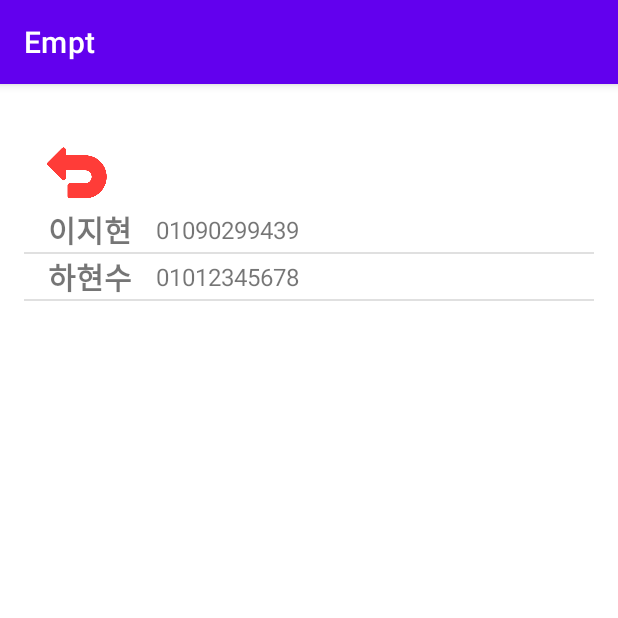
After one commit to Jihyun03/madcamp_android, an Android app: the SubActivity1 screen opened directly, with no data from a screen before it, on a phone screen of 412 x 824 dp, the top half of it. The commit adds this screen. Run offline under Robolectric (Android 15) with nearby library versions, the phone set to English and light mode, and no system bars.

Commit message:
0630_button1_except_csv_reading

```diff
--- a/app/build.gradle
+++ b/app/build.gradle
@@ -1,6 +1,7 @@
 plugins {
     id 'com.android.application'
     id 'org.jetbrains.kotlin.android'
+    id 'kotlin-android-extensions'
 }
 
 android {
--- a/app/src/main/AndroidManifest.xml
+++ b/app/src/main/AndroidManifest.xml
@@ -23,6 +23,7 @@
                 <category android:name="android.intent.category.LAUNCHER" />
             </intent-filter>
         </activity>
+        <activity android:name=".SubActivity1"/>
     </application>
 
 </manifest>
--- a/app/src/main/java/com/example/empt/MainActivity.kt
+++ b/app/src/main/java/com/example/empt/MainActivity.kt
@@ -1,11 +1,20 @@
 package com.example.empt
 
+import android.content.Intent
 import androidx.appcompat.app.AppCompatActivity
 import android.os.Bundle
+import kotlinx.android.synthetic.main.activity_main.*
+
 
 class MainActivity : AppCompatActivity() {
     override fun onCreate(savedInstanceState: Bundle?) {
         super.onCreate(savedInstanceState)
         setContentView(R.layout.activity_main)
+        btn_phonenum_book.setOnClickListener({
+            val intent = Intent(this,SubActivity1::class.java)
+            startActivity(intent)
+        })
     }
+
+
 }
--- /dev/null
+++ b/app/src/main/java/com/example/empt/PNListAdapter.kt
@@ -0,0 +1,39 @@
+package com.example.empt
+
+import android.content.Context
+import android.view.LayoutInflater
+import android.view.View
+import android.view.ViewGroup
+import android.widget.BaseAdapter
+import android.widget.ImageView
+import android.widget.TextView
+
+class PNListAdapter(val context: Context, val pnList: ArrayList<PhoneNum>) : BaseAdapter() {
+    override fun getView(position: Int, convertView: View?, parent: ViewGroup?): View {
+        /* LayoutInflater는 item을 Adapter에서 사용할 View로 부풀려주는(inflate) 역할을 한다. */
+        val view: View = LayoutInflater.from(context).inflate(R.layout.listview_item, null)
+
+        /* 위에서 생성된 view를 res-layout-main_lv_item.xml 파일의 각 View와 연결하는 과정이다. */
+        val name = view.findViewById<TextView>(R.id.name)
+        val phoneNum = view.findViewById<TextView>(R.id.phoneNum)
+
+        /* ArrayList<Dog>의 변수 dog의 이미지와 데이터를 ImageView와 TextView에 담는다. */
+        val phonenum = pnList[position]
+        name.text = phonenum.name
+        phoneNum.text = phonenum.phonenum
+        return view
+    }
+
+    override fun getItem(position: Int): Any {
+        return pnList[position]
+    }
+
+    override fun getItemId(position: Int): Long {
+        return 0
+    }
+
+    override fun getCount(): Int {
+        return pnList.size
+    }
+
+}
--- /dev/null
+++ b/app/src/main/java/com/example/empt/PhoneNum.kt
@@ -0,0 +1,3 @@
+package com.example.empt
+
+class PhoneNum (val name : String, val phonenum : String)
--- /dev/null
+++ b/app/src/main/java/com/example/empt/SubActivity1.kt
@@ -0,0 +1,27 @@
+package com.example.empt
+
+import androidx.appcompat.app.AppCompatActivity
+import android.os.Bundle
+import kotlinx.android.synthetic.main.activity_button1.*
+import java.io.BufferedReader
+
+
+class SubActivity1 : AppCompatActivity() {
+    override fun onCreate(savedInstanceState: Bundle?) {
+        var phonenumlist = arrayListOf<PhoneNum>(
+            PhoneNum("이지현","01090299439"),
+            PhoneNum("하현수","01012345678")
+        )
+        //try{
+            //BufferedReader br = new BufferedReader(new FileReader("phone_num_list.csv"))
+
+        //}
+        super.onCreate(savedInstanceState)
+        setContentView(R.layout.activity_button1)
+        val PNAdapter = PNListAdapter(this,phonenumlist)
+        phonenum_list.adapter = PNAdapter
+        backbutton1.setOnClickListener {
+            finish()
+        }
+    }
+}
--- /dev/null
+++ b/app/src/main/java/com/example/empt/phone_num_list.csv
@@ -0,0 +1,4 @@
+이지현,010-9029-9439
+하현수,010-1234-5678
+이용진,010-1111-2222
+미노이,010-5656-7878
--- /dev/null
+++ b/app/src/main/res/layout/activity_button1.xml
@@ -0,0 +1,58 @@
+<?xml version="1.0" encoding="utf-8"?>
+<LinearLayout xmlns:android="http://schemas.android.com/apk/res/android"
+    xmlns:app="http://schemas.android.com/apk/res-auto"
+    xmlns:tools="http://schemas.android.com/tools"
+    android:paddingLeft ="16dp"
+    android:paddingRight="16dp"
+    android:layout_width="match_parent"
+    android:layout_height="match_parent"
+    android:orientation="vertical"
+    tools:context=".SubActivity1">
+
+    <!--    <TextView-->
+    <!--        android:layout_width="wrap_content"-->
+    <!--        android:layout_height="wrap_content"-->
+    <!--        android:text="Hello World!"-->
+    <!--        app:layout_constraintBottom_toBottomOf="parent"-->
+    <!--        app:layout_constraintEnd_toEndOf="parent"-->
+    <!--        app:layout_constraintStart_toStartOf="parent"-->
+    <!--        app:layout_constraintTop_toTopOf="parent" />-->
+
+    <!--    <Button-->
+    <!--        android:id="@+id/btn_close"-->
+    <!--        android:layout_width="100dp"-->
+    <!--        android:layout_height="50dp"-->
+    <!--        android:layout_marginTop="260dp"-->
+    <!--        android:layout_marginBottom="10dp"-->
+    <!--        android:backgroundTint="#009688"-->
+    <!--        android:text="뒤로가기"-->
+    <!--        app:layout_constraintBottom_toTopOf="parent"-->
+    <!--        app:layout_constraintEnd_toEndOf="parent"-->
+    <!--        app:layout_constraintHorizontal_bias="0.5"-->
+    <!--        app:layout_constraintStart_toStartOf="parent"-->
+    <!--        app:layout_constraintTop_toTopOf="parent" />-->
+
+
+    <ImageButton
+        android:id="@+id/backbutton1"
+        android:layout_width="62dp"
+        android:layout_height="46dp"
+        android:layout_marginStart="4dp"
+        android:layout_marginTop="36dp"
+        android:adjustViewBounds="true"
+        android:backgroundTint="@color/white"
+        android:padding="0dp"
+        android:scaleType="fitCenter"
+        android:src="@drawable/back_arrow"
+        app:layout_constraintStart_toStartOf="parent" />
+
+    <ListView
+        android:id="@+id/phonenum_list"
+        android:layout_width="407dp"
+        android:layout_height="598dp"
+        android:layout_marginBottom="50dp"
+        android:backgroundTint="#9F5FD6"
+        app:layout_constraintBottom_toBottomOf="parent"
+        app:layout_constraintStart_toStartOf="parent" />
+
+</LinearLayout>
--- a/app/src/main/res/layout/activity_main.xml
+++ b/app/src/main/res/layout/activity_main.xml
@@ -52,17 +52,9 @@
         android:text="메모장"
         app:layout_constraintBottom_toBottomOf="parent"
         app:layout_constraintEnd_toEndOf="parent"
-        app:layout_constraintHorizontal_bias="0.5"
+        app:layout_constraintHorizontal_bias="0.498"
         app:layout_constraintStart_toStartOf="parent"
         app:layout_constraintTop_toBottomOf="@+id/btn_photo_book" />
 
-    <ListView
-        android:id="@+id/phonenum_list"
-        android:layout_width="412dp"
-        android:layout_height="128dp"
-        android:backgroundTint="#9F5FD6"
-        app:layout_constraintHorizontal_bias="0.5"
-        app:layout_constraintVertical_bias="1"
-        />
 
 </androidx.constraintlayout.widget.ConstraintLayout>
--- /dev/null
+++ b/app/src/main/res/layout/listview_item.xml
@@ -0,0 +1,32 @@
+<?xml version="1.0" encoding="utf-8"?>
+<androidx.constraintlayout.widget.ConstraintLayout xmlns:android="http://schemas.android.com/apk/res/android"
+    android:layout_width="match_parent"
+    android:layout_height="60dp"
+    xmlns:app="http://schemas.android.com/apk/res-auto"
+    xmlns:tools="http://schemas.android.com/tools">
+
+
+    <TextView
+        android:id="@+id/name"
+        android:layout_width="wrap_content"
+        android:layout_height="wrap_content"
+        android:layout_marginStart="16dp"
+        android:textSize="20sp"
+        android:textStyle="bold"
+        app:layout_constraintStart_toStartOf="parent"
+        app:layout_constraintTop_toTopOf="parent"
+        tools:text="Name"/>
+
+
+    <TextView
+        android:id="@+id/phoneNum"
+        android:layout_width="wrap_content"
+        android:layout_height="wrap_content"
+        android:layout_marginStart="16dp"
+        android:textSize="16sp"
+        app:layout_constraintBottom_toBottomOf="@+id/name"
+        app:layout_constraintStart_toEndOf="@+id/name"
+        app:layout_constraintTop_toTopOf="@+id/name"
+        tools:text="Phone Number" />
+
+</androidx.constraintlayout.widget.ConstraintLayout>
```
Also changed, not shown: app/src/main/res/drawable/back_arrow.png (added).
